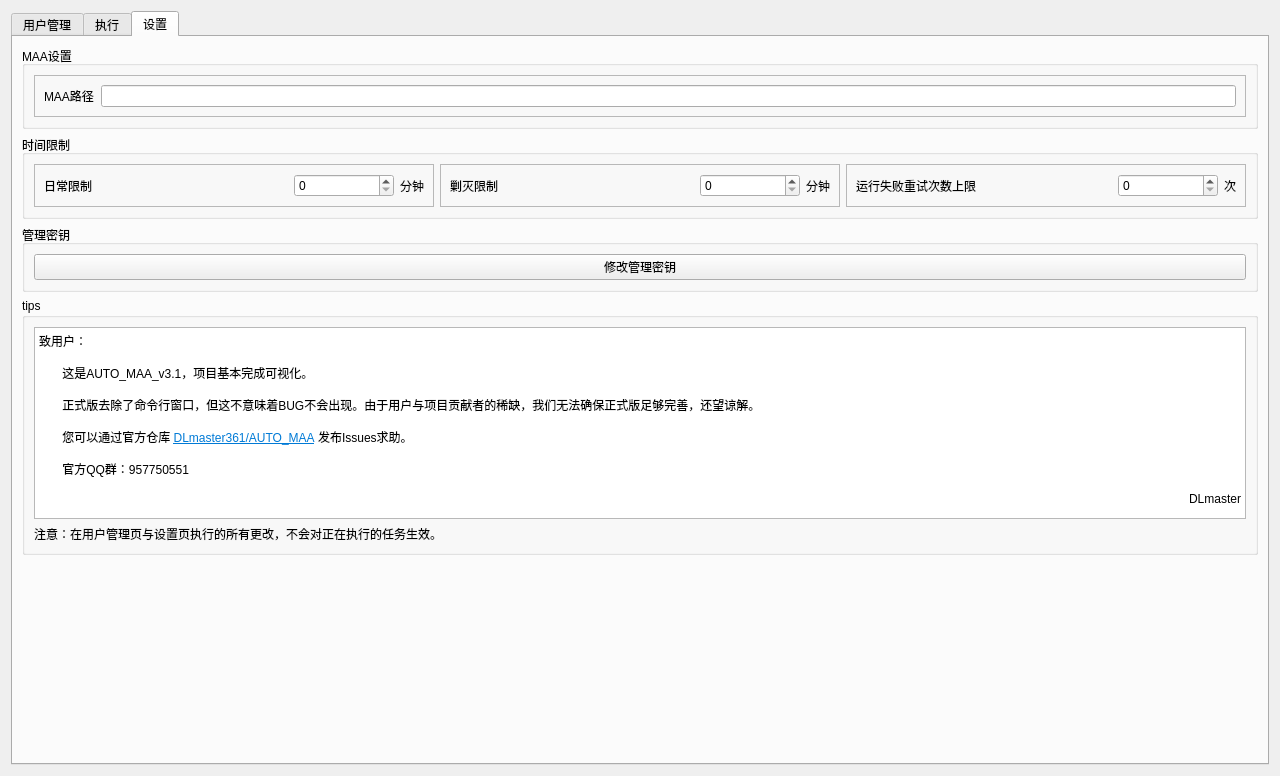
This is gui/ui/main.ui in AUTO-MAS-Project/AUTO-MAS as Qt 5 draws it before an edit. The edited form follows.
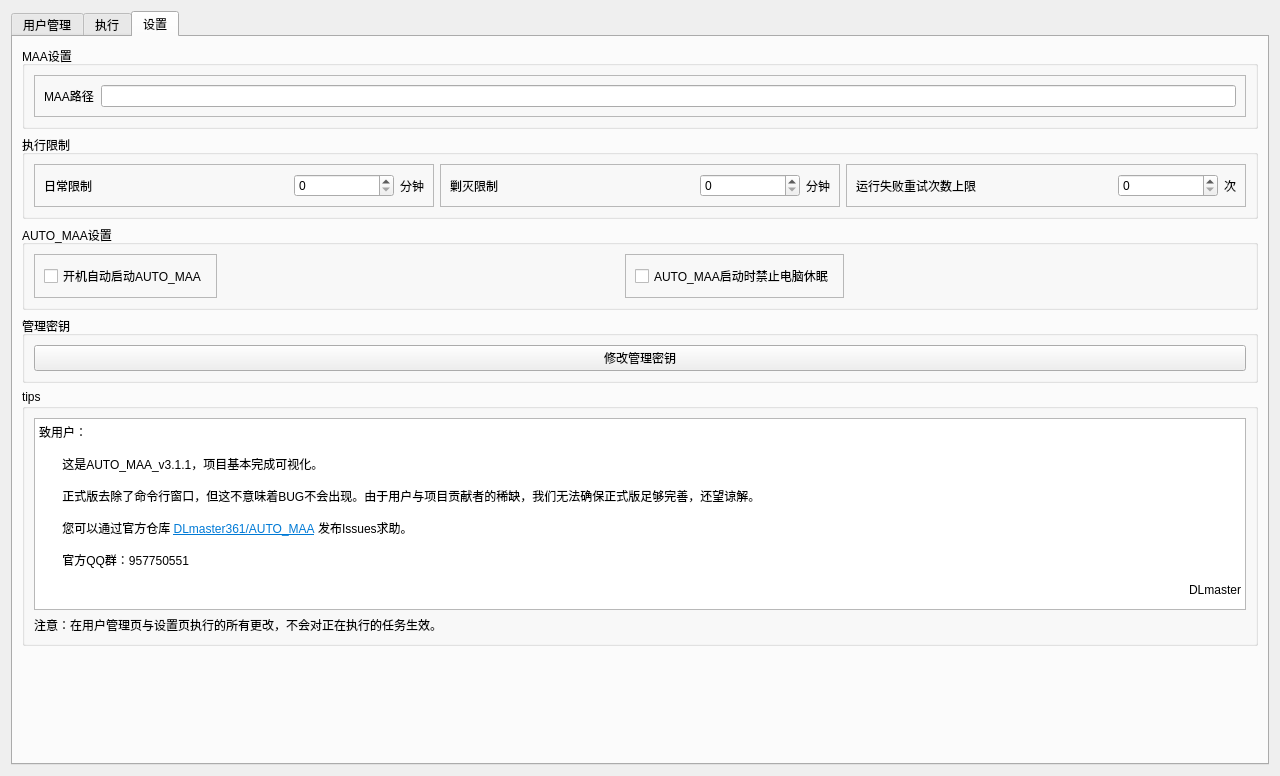
This is the edited form.

Commit message: 添加开机自启与阻止休眠功能；优化配置文件处理方式

```diff
--- a/gui/ui/main.ui
+++ b/gui/ui/main.ui
@@ -745,7 +745,7 @@
        <item>
         <widget class="QGroupBox" name="groupBox_3">
          <property name="title">
-          <string>时间限制</string>
+          <string>执行限制</string>
          </property>
          <layout class="QGridLayout" name="gridLayout_2">
           <item row="0" column="0">
@@ -898,6 +898,79 @@
          </layout>
         </widget>
        </item>
+       <item>
+        <widget class="QGroupBox" name="groupBox_7">
+         <property name="title">
+          <string>AUTO_MAA设置</string>
+         </property>
+         <layout class="QHBoxLayout" name="horizontalLayout_20">
+          <item>
+           <widget class="QFrame" name="frame_routine_3">
+            <property name="frameShape">
+             <enum>QFrame::Shape::StyledPanel</enum>
+            </property>
+            <property name="frameShadow">
+             <enum>QFrame::Shadow::Raised</enum>
+            </property>
+            <layout class="QHBoxLayout" name="horizontalLayout_19">
+             <item>
+              <widget class="QCheckBox" name="checkBox_ifselfstart">
+               <property name="text">
+                <string>开机自动启动AUTO_MAA</string>
+               </property>
+              </widget>
+             </item>
+            </layout>
+           </widget>
+          </item>
+          <item>
+           <spacer name="horizontalSpacer_6">
+            <property name="orientation">
+             <enum>Qt::Orientation::Horizontal</enum>
+            </property>
+            <property name="sizeHint" stdset="0">
+             <size>
+              <width>40</width>
+              <height>20</height>
+             </size>
+            </property>
+           </spacer>
+          </item>
+          <item>
+           <widget class="QFrame" name="frame_routine_2">
+            <property name="frameShape">
+             <enum>QFrame::Shape::StyledPanel</enum>
+            </property>
+            <property name="frameShadow">
+             <enum>QFrame::Shadow::Raised</enum>
+            </property>
+            <layout class="QHBoxLayout" name="horizontalLayout_18">
+             <item>
+              <widget class="QCheckBox" name="checkBox_ifsleep">
+               <property name="text">
+                <string>AUTO_MAA启动时禁止电脑休眠</string>
+               </property>
+              </widget>
+             </item>
+            </layout>
+           </widget>
+          </item>
+          <item>
+           <spacer name="horizontalSpacer_7">
+            <property name="orientation">
+             <enum>Qt::Orientation::Horizontal</enum>
+            </property>
+            <property name="sizeHint" stdset="0">
+             <size>
+              <width>40</width>
+              <height>20</height>
+             </size>
+            </property>
+           </spacer>
+          </item>
+         </layout>
+        </widget>
+       </item>
        <item>
         <widget class="QGroupBox" name="groupBox_5">
          <property name="title">
@@ -932,7 +1005,7 @@
 &lt;/style&gt;&lt;/head&gt;&lt;body style=&quot; font-family:'Microsoft YaHei UI'; font-size:9pt; font-weight:400; font-style:normal;&quot;&gt;
 &lt;p style=&quot; margin-top:0px; margin-bottom:0px; margin-left:0px; margin-right:0px; -qt-block-indent:0; text-indent:0px;&quot;&gt;致用户：&lt;/p&gt;
 &lt;p style=&quot;-qt-paragraph-type:empty; margin-top:0px; margin-bottom:0px; margin-left:0px; margin-right:0px; -qt-block-indent:0; text-indent:0px;&quot;&gt;&lt;br /&gt;&lt;/p&gt;
-&lt;p style=&quot; margin-top:0px; margin-bottom:0px; margin-left:0px; margin-right:0px; -qt-block-indent:0; text-indent:0px;&quot;&gt;       这是AUTO_MAA_v3.1，项目基本完成可视化。&lt;/p&gt;
+&lt;p style=&quot; margin-top:0px; margin-bottom:0px; margin-left:0px; margin-right:0px; -qt-block-indent:0; text-indent:0px;&quot;&gt;       这是AUTO_MAA_v3.1.1，项目基本完成可视化。&lt;/p&gt;
 &lt;p style=&quot;-qt-paragraph-type:empty; margin-top:0px; margin-bottom:0px; margin-left:0px; margin-right:0px; -qt-block-indent:0; text-indent:0px;&quot;&gt;&lt;br /&gt;&lt;/p&gt;
 &lt;p style=&quot; margin-top:0px; margin-bottom:0px; margin-left:0px; margin-right:0px; -qt-block-indent:0; text-indent:0px;&quot;&gt;       正式版去除了命令行窗口，但这不意味着BUG不会出现。由于用户与项目贡献者的稀缺，我们无法确保正式版足够完善，还望谅解。&lt;/p&gt;
 &lt;p style=&quot;-qt-paragraph-type:empty; margin-top:0px; margin-bottom:0px; margin-left:0px; margin-right:0px; -qt-block-indent:0; text-indent:0px;&quot;&gt;&lt;br /&gt;&lt;/p&gt;
```
The commit also changes 3 other files.
